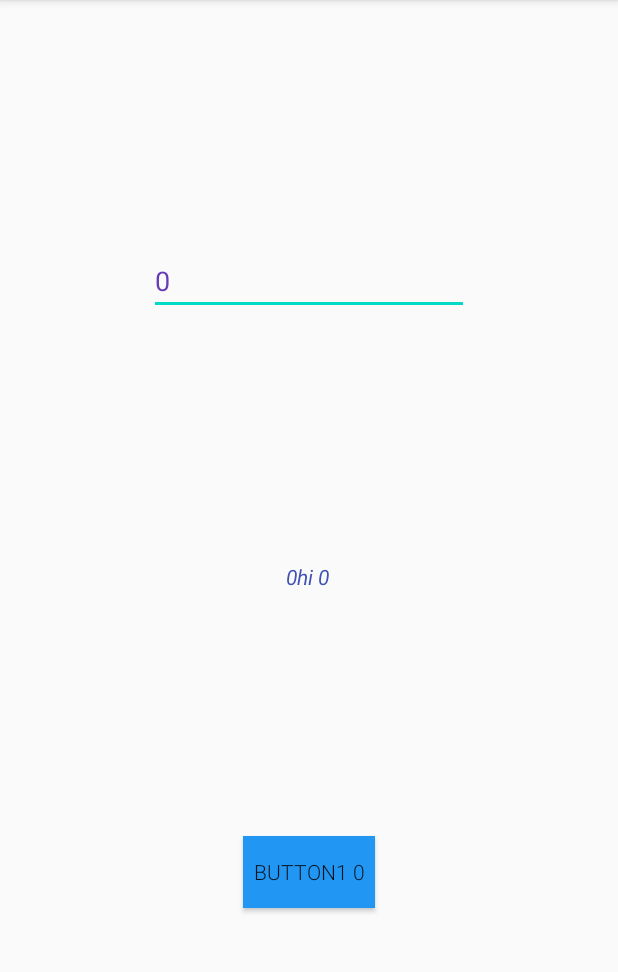
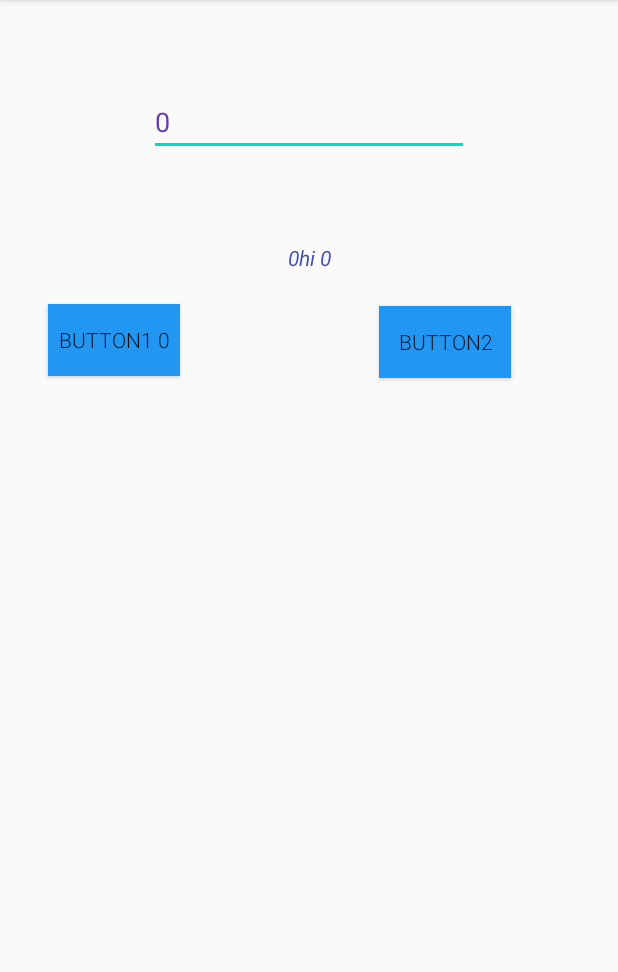
Before and after one commit to PavelK6896/9644Noughts1Kotlin, an Android app: the screen it shows after launch (MainActivity), after a tap on "BUTTON1", on a phone screen of 412 x 824 dp, the part 84-1056 px from its top. Run offline under Robolectric (Android 15) with nearby library versions, the phone set to English and light mode, and no system bars.

```diff
--- a/app/src/main/res/layout/activity_main.xml
+++ b/app/src/main/res/layout/activity_main.xml
@@ -6,18 +6,19 @@
     android:layout_height="match_parent"
     tools:context=".MainActivity">
 
+
     <TextView
         android:id="@+id/textView"
         android:layout_width="wrap_content"
         android:layout_height="wrap_content"
-        android:text="Hello World!"
+        android:text="Hello Now!!!"
         android:textColor="#3F51B5"
         android:textStyle="italic"
         app:layout_constraintBottom_toBottomOf="parent"
-        app:layout_constraintHorizontal_bias="0.498"
         app:layout_constraintLeft_toLeftOf="parent"
         app:layout_constraintRight_toRightOf="parent"
-        app:layout_constraintTop_toTopOf="parent" />
+        app:layout_constraintTop_toTopOf="parent"
+        app:layout_constraintVertical_bias="0.216" />
 
     <Button
         android:id="@+id/button"
@@ -25,27 +26,47 @@
         android:layout_height="wrap_content"
         android:background="#2196F3"
         android:fontFamily="sans-serif-light"
+        android:onClick="add1"
         android:text="Button1"
         app:layout_constraintBottom_toBottomOf="parent"
         app:layout_constraintEnd_toEndOf="parent"
+        app:layout_constraintHorizontal_bias="0.099"
         app:layout_constraintStart_toStartOf="parent"
+
         app:layout_constraintTop_toBottomOf="@+id/textView"
-        android:onClick="add1"
+        app:layout_constraintVertical_bias="0.04" />
 
-        />
+    <Button
+        android:id="@+id/button2"
+        android:layout_width="wrap_content"
+        android:layout_height="wrap_content"
+        android:background="#2196F3"
+        android:fontFamily="sans-serif-light"
+        android:onClick="button2"
+        android:text="button2"
+        app:layout_constraintBottom_toBottomOf="parent"
+        app:layout_constraintEnd_toEndOf="parent"
+        app:layout_constraintHorizontal_bias="0.78"
+        app:layout_constraintStart_toStartOf="parent"
+
+        app:layout_constraintTop_toBottomOf="@+id/textView"
+        app:layout_constraintVertical_bias="0.042" />
 
     <EditText
         android:id="@+id/editTextNumber"
         android:layout_width="wrap_content"
         android:layout_height="wrap_content"
         android:ems="10"
-        android:inputType="number"
-        android:selectAllOnFocus="false"
+        android:onClick="editText1"
+        android:selectAllOnFocus="true"
         android:singleLine="false"
         android:textColor="#673AB7"
         app:layout_constraintBottom_toTopOf="@+id/textView"
         app:layout_constraintEnd_toEndOf="parent"
         app:layout_constraintStart_toStartOf="parent"
-        app:layout_constraintTop_toTopOf="parent" />
+        app:layout_constraintTop_toTopOf="parent"
+        />
+
+
 
 </androidx.constraintlayout.widget.ConstraintLayout>
```
Also changed, not shown: app/build.gradle (+5 -5 lines), app/src/main/java/app/web/pavelk/noughts1/MainActivity.kt (+47 -2 lines).
